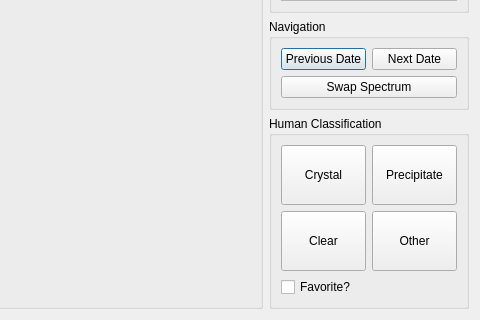
Above: pyqt_designer/image_pop_dialog.ui from Hauptman-Woodward/Marco_Polo before the change; both pictures show x 283 to 763 and y 287 to 607 of the 763 by 607 pixel window. Below: the same form after it.
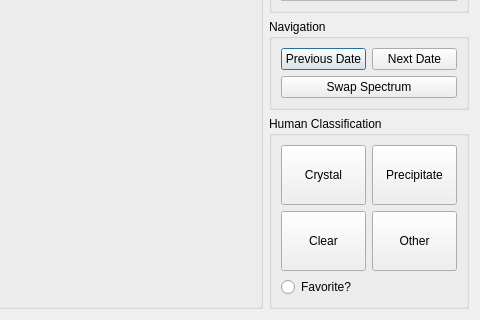
That is the form after the change. Custom widgets are drawn as their Qt base class.

```diff
--- a/pyqt_designer/image_pop_dialog.ui
+++ b/pyqt_designer/image_pop_dialog.ui
@@ -195,8 +195,8 @@
         </property>
        </widget>
       </item>
-      <item row="2" column="0" colspan="2">
-       <widget class="QCheckBox" name="checkBox">
+      <item row="2" column="0">
+       <widget class="QRadioButton" name="radioButton">
         <property name="text">
          <string>Favorite?</string>
         </property>
```
